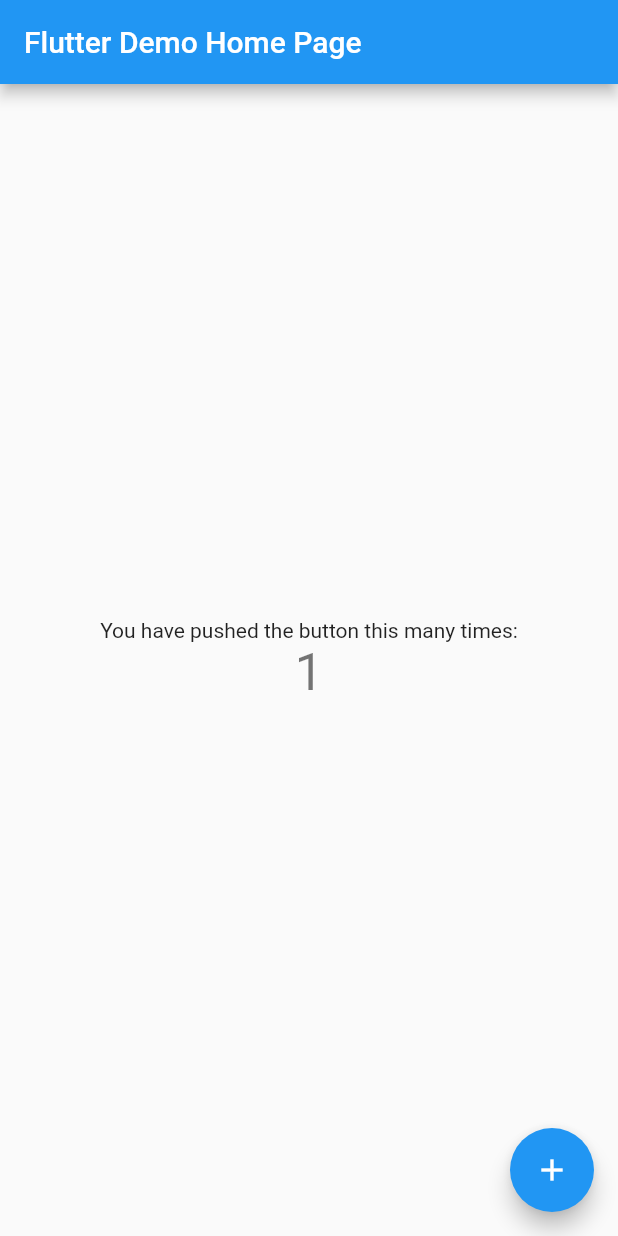
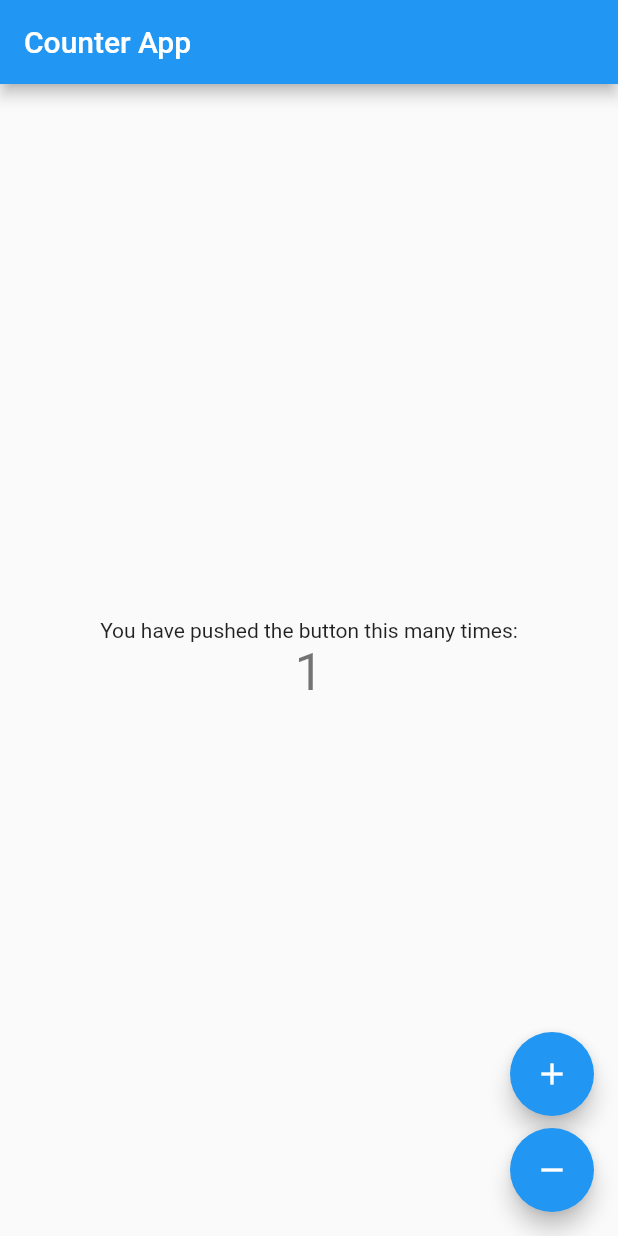
Before and after one commit to kode-mafia008/zapasibloc, a Flutter app: the screen it shows after launch, after a tap on the "add" icon, on a phone screen of 412 x 824 dp. Run offline on Flutter 3.47's test engine with Material 2 defaults, Android fonts, the phone set to English and light mode, and no system bars; our stand-ins replace bloc, flutter_bloc.

Commit message:
counter app done

```diff
--- a/lib/app.dart
+++ b/lib/app.dart
@@ -1,4 +1,7 @@
 import 'package:flutter/material.dart';
+import 'package:flutter_bloc/flutter_bloc.dart';
+import 'package:zapasibloc/features/data/datasources/cubit/counter_cubit.dart';
+import 'features/display/pages/home_page.dart';
 
 class MyApp extends StatelessWidget {
   const MyApp({Key? key}) : super(key: key);
@@ -6,57 +9,13 @@ class MyApp extends StatelessWidget {
   @override
   Widget build(BuildContext context) {
     return MaterialApp(
-      title: 'Flutter Demo',
+      title: 'Bloc Demo',
       theme: ThemeData(
         primarySwatch: Colors.blue,
       ),
-      home: const MyHomePage(title: 'Flutter Demo Home Page'),
-    );
-  }
-}
-
-class MyHomePage extends StatefulWidget {
-  const MyHomePage({Key? key, required this.title}) : super(key: key);
-
-  final String title;
-
-  @override
-  State<MyHomePage> createState() => _MyHomePageState();
-}
-
-class _MyHomePageState extends State<MyHomePage> {
-  int _counter = 0;
-
-  void _incrementCounter() {
-    setState(() {
-      _counter++;
-    });
-  }
-
-  @override
-  Widget build(BuildContext context) {
-    return Scaffold(
-      appBar: AppBar(
-        title: Text(widget.title),
-      ),
-      body: Center(
-        child: Column(
-          mainAxisAlignment: MainAxisAlignment.center,
-          children: <Widget>[
-            const Text(
-              'You have pushed the button this many times:',
-            ),
-            Text(
-              '$_counter',
-              style: Theme.of(context).textTheme.headline4,
-            ),
-          ],
-        ),
-      ),
-      floatingActionButton: FloatingActionButton(
-        onPressed: _incrementCounter,
-        tooltip: 'Increment',
-        child: const Icon(Icons.add),
+      home: BlocProvider(
+        create: (context) => CounterCubit(),
+        child: const CounterPage(title: 'Counter App'),
       ),
     );
   }
--- /dev/null
+++ b/lib/features/data/datasources/bloc/timer_event.dart
@@ -0,0 +1,4 @@
+part of 'timer_bloc.dart';
+
+@immutable
+abstract class TimerEvent {}
--- /dev/null
+++ b/lib/features/data/datasources/bloc/timer_state.dart
@@ -0,0 +1,6 @@
+part of 'timer_bloc.dart';
+
+@immutable
+abstract class TimerState {}
+
+class TimerInitial extends TimerState {}
--- /dev/null
+++ b/lib/features/data/datasources/cubit/counter_cubit.dart
@@ -0,0 +1,14 @@
+import 'package:bloc/bloc.dart';
+import 'package:meta/meta.dart';
+
+part 'counter_state.dart';
+
+class CounterCubit extends Cubit<int> {
+  CounterCubit() : super(0);
+
+  /// Add 1 to the current state.
+  void increment() => emit(state + 1);
+
+  /// Subtract 1 from the current state.
+  void decrement() => emit(state - 1);
+}
--- /dev/null
+++ b/lib/features/data/datasources/cubit/counter_state.dart
@@ -0,0 +1,6 @@
+part of 'counter_cubit.dart';
+
+@immutable
+abstract class CounterState {}
+
+class CounterInitial extends CounterState {}
--- /dev/null
+++ b/lib/features/display/pages/home_page.dart
@@ -0,0 +1,58 @@
+import 'package:flutter/material.dart';
+import 'package:flutter_bloc/flutter_bloc.dart';
+import '../../data/datasources/cubit/counter_cubit.dart';
+
+class CounterPage extends StatefulWidget {
+  const CounterPage({Key? key, required this.title}) : super(key: key);
+
+  final String title;
+
+  @override
+  State<CounterPage> createState() => _CounterPageState();
+}
+
+class _CounterPageState extends State<CounterPage> {
+  @override
+  Widget build(BuildContext context) {
+    return Scaffold(
+      appBar: AppBar(
+        title: Text(widget.title),
+      ),
+      body: BlocBuilder<CounterCubit, int>(
+        builder: (context, state) {
+          return Center(
+            child: Column(
+              mainAxisAlignment: MainAxisAlignment.center,
+              children: <Widget>[
+                const Text(
+                  'You have pushed the button this many times:',
+                ),
+                Text(
+                  '$state',
+                  style: Theme.of(context).textTheme.headline4,
+                ),
+              ],
+            ),
+          );
+        },
+      ),
+      floatingActionButton: Column(
+        mainAxisAlignment: MainAxisAlignment.end,
+        crossAxisAlignment: CrossAxisAlignment.end,
+        children: <Widget>[
+          FloatingActionButton(
+            key: const Key('counterView_increment_floatingActionButton'),
+            child: const Icon(Icons.add),
+            onPressed: () => context.read<CounterCubit>().increment(),
+          ),
+          const SizedBox(height: 8),
+          FloatingActionButton(
+            key: const Key('counterView_decrement_floatingActionButton'),
+            child: const Icon(Icons.remove),
+            onPressed: () => context.read<CounterCubit>().decrement(),
+          ),
+        ],
+      ),
+    );
+  }
+}
--- a/lib/main.dart
+++ b/lib/main.dart
@@ -1,6 +1,11 @@
+import 'package:bloc/bloc.dart';
 import 'package:flutter/material.dart';
 import 'app.dart';
+import 'features/data/datasources/cubit/counter_observer.dart';
 
 void main() {
-  runApp(const MyApp());
+  BlocOverrides.runZoned(
+    () => runApp(const MyApp()),
+    blocObserver: CounterObserver(),
+  );
 }
```
Also changed, not shown: lib/features/data/datasources/bloc/timer_bloc.dart (added, +13 -0 lines), lib/features/data/datasources/cubit/counter_observer.dart (added, +13 -0 lines).
